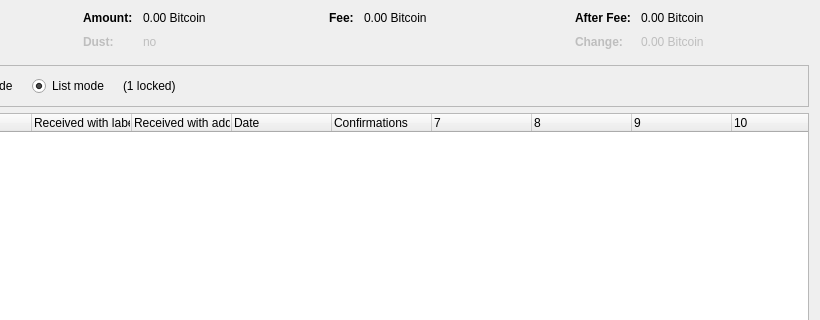
BlockNetLLC/bitgreen, file src/qt/forms/coincontroldialog.ui: the form before one commit; both pictures show x 180 to 1000 and y 0 to 320 of the 1000 by 500 pixel window.
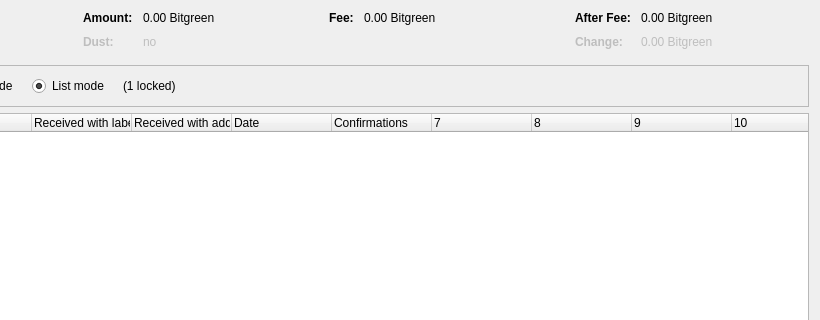
The form after the commit. Custom widgets are drawn as their Qt base class.

Commit message: Migrate everything over to the Bitgreen brand

Diff of the .ui file:
```diff
--- a/src/qt/forms/coincontroldialog.ui
+++ b/src/qt/forms/coincontroldialog.ui
@@ -132,7 +132,7 @@
           <enum>Qt::ActionsContextMenu</enum>
          </property>
          <property name="text">
-          <string notr="true">0.00 Bitcoin</string>
+          <string notr="true">0.00 Bitgreen</string>
          </property>
          <property name="textInteractionFlags">
           <set>Qt::LinksAccessibleByMouse|Qt::TextSelectableByKeyboard|Qt::TextSelectableByMouse</set>
@@ -212,7 +212,7 @@
           <enum>Qt::ActionsContextMenu</enum>
          </property>
          <property name="text">
-          <string notr="true">0.00 Bitcoin</string>
+          <string notr="true">0.00 Bitgreen</string>
          </property>
          <property name="textInteractionFlags">
           <set>Qt::LinksAccessibleByMouse|Qt::TextSelectableByKeyboard|Qt::TextSelectableByMouse</set>
@@ -257,7 +257,7 @@
           <enum>Qt::ActionsContextMenu</enum>
          </property>
          <property name="text">
-          <string notr="true">0.00 Bitcoin</string>
+          <string notr="true">0.00 Bitgreen</string>
          </property>
          <property name="textInteractionFlags">
           <set>Qt::LinksAccessibleByMouse|Qt::TextSelectableByKeyboard|Qt::TextSelectableByMouse</set>
@@ -292,7 +292,7 @@
           <enum>Qt::ActionsContextMenu</enum>
          </property>
          <property name="text">
-          <string notr="true">0.00 Bitcoin</string>
+          <string notr="true">0.00 Bitgreen</string>
          </property>
          <property name="textInteractionFlags">
           <set>Qt::LinksAccessibleByMouse|Qt::TextSelectableByKeyboard|Qt::TextSelectableByMouse</set>
```
The commit also changes 266 other files.
